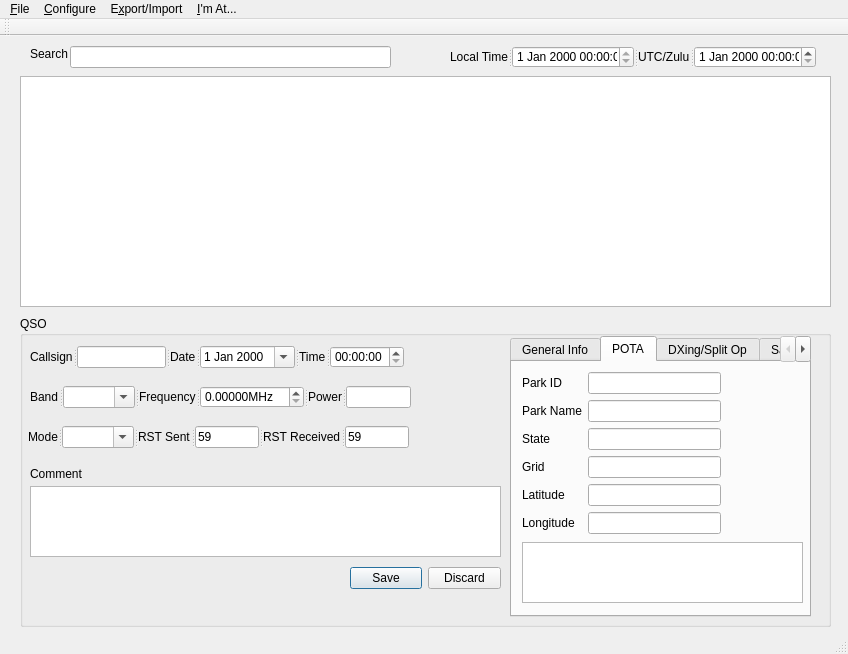
Before: the Qt Designer form qsologmainwindow.ui in fiacobelli/qsolog, drawn with Qt 5.
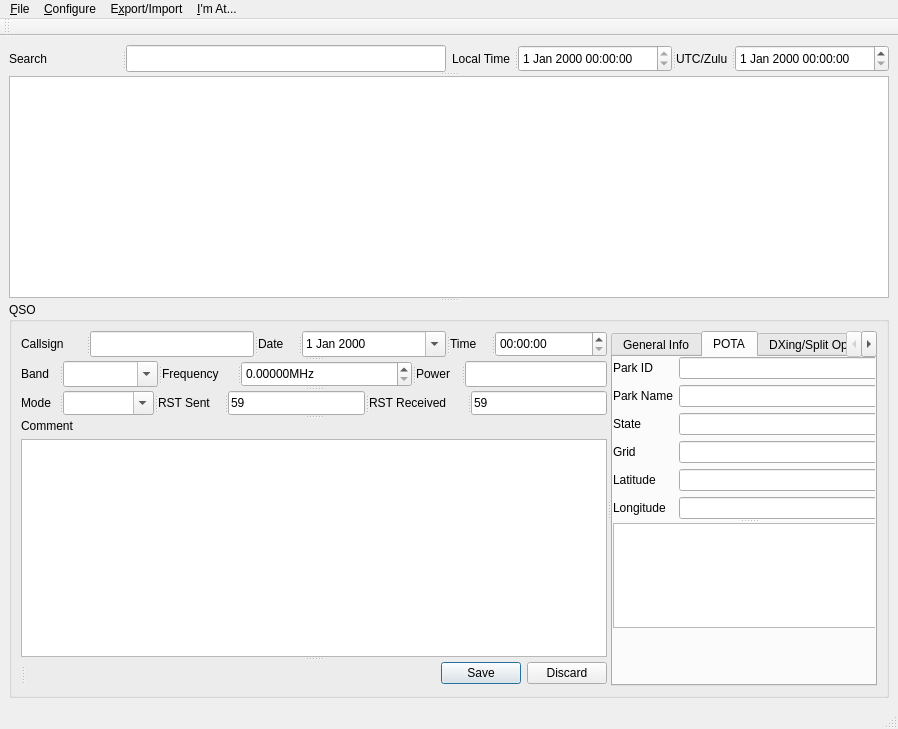
After: the same form once the commit is applied. The open tabs and pages were chosen to show the change.

Commit message: layout expands now

```diff
--- a/qsologmainwindow.ui
+++ b/qsologmainwindow.ui
@@ -6,58 +6,298 @@
    <rect>
     <x>0</x>
     <y>0</y>
-    <width>848</width>
-    <height>654</height>
+    <width>898</width>
+    <height>729</height>
    </rect>
   </property>
   <property name="windowTitle">
    <string>MainWindow</string>
   </property>
   <widget class="QWidget" name="centralwidget">
-   <widget class="QLineEdit" name="searchLineEdit">
-    <property name="geometry">
-     <rect>
-      <x>70</x>
-      <y>10</y>
-      <width>321</width>
-      <height>22</height>
-     </rect>
-    </property>
-   </widget>
+   <property name="enabled">
+    <bool>true</bool>
+   </property>
+   <property name="sizePolicy">
+    <sizepolicy hsizetype="Expanding" vsizetype="Expanding">
+     <horstretch>0</horstretch>
+     <verstretch>0</verstretch>
+    </sizepolicy>
+   </property>
+   <property name="layoutDirection">
+    <enum>Qt::LeftToRight</enum>
+   </property>
+   <layout class="QVBoxLayout" name="verticalLayout_2">
+    <item>
+     <widget class="QSplitter" name="splitter_6">
+      <property name="sizePolicy">
+       <sizepolicy hsizetype="Expanding" vsizetype="Expanding">
+        <horstretch>0</horstretch>
+        <verstretch>0</verstretch>
+       </sizepolicy>
+      </property>
+      <property name="orientation">
+       <enum>Qt::Vertical</enum>
+      </property>
+      <widget class="QWidget" name="">
+       <layout class="QHBoxLayout" name="horizontalLayout">
+        <item>
+         <widget class="QSplitter" name="splitter_5">
+          <property name="orientation">
+           <enum>Qt::Horizontal</enum>
+          </property>
    <widget class="QLabel" name="label_13">
-    <property name="geometry">
-     <rect>
-      <x>30</x>
-      <y>10</y>
-      <width>49</width>
-      <height>16</height>
-     </rect>
-    </property>
     <property name="text">
      <string>Search</string>
     </property>
    </widget>
+          <widget class="QLineEdit" name="searchLineEdit"/>
+         </widget>
+        </item>
+        <item>
+         <widget class="QSplitter" name="splitter_3">
+          <property name="orientation">
+           <enum>Qt::Horizontal</enum>
+          </property>
+          <widget class="QLabel" name="label_14">
+           <property name="text">
+            <string>Local Time</string>
+           </property>
+          </widget>
+          <widget class="QDateTimeEdit" name="localDateTimeEdit">
+           <property name="readOnly">
+            <bool>true</bool>
+           </property>
+          </widget>
+          <widget class="QLabel" name="label_15">
+           <property name="text">
+            <string>UTC/Zulu</string>
+           </property>
+          </widget>
+          <widget class="QDateTimeEdit" name="zuluDateTimeEdit">
+           <property name="timeSpec">
+            <enum>Qt::UTC</enum>
+           </property>
+          </widget>
+         </widget>
+        </item>
+       </layout>
+      </widget>
+      <widget class="QTableView" name="logListTableView">
+       <property name="sizePolicy">
+        <sizepolicy hsizetype="Expanding" vsizetype="Preferred">
+         <horstretch>0</horstretch>
+         <verstretch>0</verstretch>
+        </sizepolicy>
+       </property>
+      </widget>
    <widget class="QGroupBox" name="groupBox">
-    <property name="geometry">
-     <rect>
-      <x>20</x>
-      <y>280</y>
-      <width>811</width>
-      <height>311</height>
-     </rect>
-    </property>
     <property name="title">
      <string>QSO</string>
     </property>
+       <layout class="QVBoxLayout" name="verticalLayout_3">
+        <item>
+         <widget class="QSplitter" name="splitter_9">
+          <property name="sizePolicy">
+           <sizepolicy hsizetype="Expanding" vsizetype="Preferred">
+            <horstretch>0</horstretch>
+            <verstretch>0</verstretch>
+           </sizepolicy>
+          </property>
+          <property name="orientation">
+           <enum>Qt::Horizontal</enum>
+          </property>
+          <widget class="QSplitter" name="splitter_8">
+           <property name="orientation">
+            <enum>Qt::Vertical</enum>
+           </property>
+           <widget class="QSplitter" name="splitter">
+            <property name="orientation">
+             <enum>Qt::Horizontal</enum>
+            </property>
+            <widget class="QLabel" name="label">
+             <property name="text">
+              <string>Callsign</string>
+             </property>
+            </widget>
+            <widget class="QLineEdit" name="theirCallLineEdit">
+             <property name="toolTip">
+              <string>Enter the contact's callsign</string>
+             </property>
+            </widget>
+            <widget class="QLabel" name="label_2">
+             <property name="text">
+              <string>Date</string>
+             </property>
+            </widget>
+            <widget class="QDateEdit" name="dateEdit">
+             <property name="toolTip">
+              <string>Enter this qso date</string>
+             </property>
+             <property name="calendarPopup">
+              <bool>true</bool>
+             </property>
+            </widget>
+            <widget class="QLabel" name="label_6">
+             <property name="text">
+              <string>Time</string>
+             </property>
+            </widget>
+            <widget class="QTimeEdit" name="timeEdit">
+             <property name="toolTip">
+              <string>Enter this qso start time</string>
+             </property>
+            </widget>
+           </widget>
+           <widget class="QSplitter" name="splitter_4">
+            <property name="orientation">
+             <enum>Qt::Horizontal</enum>
+            </property>
+            <widget class="QLabel" name="label_3">
+             <property name="text">
+              <string>Band</string>
+             </property>
+            </widget>
+            <widget class="QComboBox" name="bandComboBox">
+             <property name="sizePolicy">
+              <sizepolicy hsizetype="MinimumExpanding" vsizetype="Fixed">
+               <horstretch>0</horstretch>
+               <verstretch>0</verstretch>
+              </sizepolicy>
+             </property>
+             <property name="toolTip">
+              <string>Select this QSO's band</string>
+             </property>
+             <property name="statusTip">
+              <string/>
+             </property>
+             <property name="editable">
+              <bool>true</bool>
+             </property>
+            </widget>
+            <widget class="QLabel" name="label_9">
+             <property name="text">
+              <string>Frequency</string>
+             </property>
+            </widget>
+            <widget class="QDoubleSpinBox" name="frequencyDoubleSpinBox">
+             <property name="sizePolicy">
+              <sizepolicy hsizetype="Maximum" vsizetype="Fixed">
+               <horstretch>0</horstretch>
+               <verstretch>0</verstretch>
+              </sizepolicy>
+             </property>
+             <property name="toolTip">
+              <string>Enter the receive frequency in MHz (e.g. 7.125)</string>
+             </property>
+             <property name="prefix">
+              <string/>
+             </property>
+             <property name="suffix">
+              <string>MHz</string>
+             </property>
+             <property name="decimals">
+              <number>5</number>
+             </property>
+             <property name="maximum">
+              <double>7500000.990000000223517</double>
+             </property>
+            </widget>
+            <widget class="QLabel" name="label_33">
+             <property name="text">
+              <string>Power</string>
+             </property>
+            </widget>
+            <widget class="QLineEdit" name="powerLineEdit">
+             <property name="toolTip">
+              <string>Enter the power in Watts</string>
+             </property>
+            </widget>
+           </widget>
+           <widget class="QSplitter" name="splitter_2">
+            <property name="orientation">
+             <enum>Qt::Horizontal</enum>
+            </property>
+            <widget class="QLabel" name="label_4">
+             <property name="text">
+              <string>Mode</string>
+             </property>
+            </widget>
+            <widget class="QComboBox" name="modeComboBox">
+             <property name="toolTip">
+              <string>Enter the mode of operation</string>
+             </property>
+             <property name="statusTip">
+              <string/>
+             </property>
+             <property name="editable">
+              <bool>true</bool>
+             </property>
+            </widget>
+            <widget class="QLabel" name="label_11">
+             <property name="text">
+              <string>RST Sent</string>
+             </property>
+            </widget>
+            <widget class="QLineEdit" name="RSTSendLineEdit">
+             <property name="toolTip">
+              <string>The RST you sent them</string>
+             </property>
+             <property name="text">
+              <string>59</string>
+             </property>
+            </widget>
+            <widget class="QLabel" name="label_12">
+             <property name="text">
+              <string>RST Received</string>
+             </property>
+            </widget>
+            <widget class="QLineEdit" name="RSTReceivedLineEdit">
+             <property name="toolTip">
+              <string>The RST you received from them</string>
+             </property>
+             <property name="text">
+              <string>59</string>
+             </property>
+            </widget>
+           </widget>
+           <widget class="QWidget" name="">
+            <layout class="QVBoxLayout" name="verticalLayout">
+             <item>
+              <widget class="QLabel" name="label_5">
+               <property name="text">
+                <string>Comment</string>
+               </property>
+              </widget>
+             </item>
+             <item>
+              <widget class="QPlainTextEdit" name="commentsPlainTextEdit">
+               <property name="toolTip">
+                <string>Any comments?</string>
+               </property>
+              </widget>
+             </item>
+            </layout>
+           </widget>
+           <widget class="QSplitter" name="splitter_7">
+            <property name="orientation">
+             <enum>Qt::Horizontal</enum>
+            </property>
+            <widget class="QDialogButtonBox" name="updateButtonBox">
+             <property name="standardButtons">
+              <set>QDialogButtonBox::NoButton</set>
+             </property>
+            </widget>
+            <widget class="QDialogButtonBox" name="saveQSOButtonBox">
+             <property name="toolTip">
+              <string>Save or discard this entry</string>
+             </property>
+             <property name="standardButtons">
+              <set>QDialogButtonBox::Discard|QDialogButtonBox::Save</set>
+             </property>
+            </widget>
+           </widget>
+          </widget>
     <widget class="QTabWidget" name="specialFieldsTabWidget">
-     <property name="geometry">
-      <rect>
-       <x>490</x>
-       <y>20</y>
-       <width>301</width>
-       <height>281</height>
-      </rect>
-     </property>
      <property name="currentIndex">
       <number>1</number>
      </property>
@@ -199,16 +439,29 @@
       <attribute name="toolTip">
        <string>Fields that help hunting POTA activators</string>
       </attribute>
-      <widget class="QWidget" name="layoutWidget">
+            <widget class="QSplitter" name="splitter_10">
        <property name="geometry">
         <rect>
-         <x>10</x>
-         <y>10</y>
-         <width>199</width>
-         <height>164</height>
-        </rect>
-       </property>
+               <x>0</x>
+               <y>0</y>
+               <width>271</width>
+               <height>271</height>
+              </rect>
+             </property>
+             <property name="sizePolicy">
+              <sizepolicy hsizetype="Expanding" vsizetype="Expanding">
+               <horstretch>0</horstretch>
+               <verstretch>0</verstretch>
+              </sizepolicy>
+             </property>
+             <property name="orientation">
+              <enum>Qt::Vertical</enum>
+             </property>
+             <widget class="QWidget" name="layoutWidget">
        <layout class="QFormLayout" name="formLayout">
+               <property name="fieldGrowthPolicy">
+                <enum>QFormLayout::ExpandingFieldsGrow</enum>
+               </property>
         <item row="0" column="0">
          <widget class="QLabel" name="label_10">
           <property name="text">
@@ -295,15 +548,7 @@
         </item>
        </layout>
       </widget>
-      <widget class="QListView" name="potaSpotsListView">
-       <property name="geometry">
-        <rect>
-         <x>10</x>
-         <y>180</y>
-         <width>281</width>
-         <height>61</height>
-        </rect>
-       </property>
+             <widget class="QListView" name="potaSpotsListView"/>
       </widget>
      </widget>
      <widget class="QWidget" name="splitTab">
@@ -468,279 +713,13 @@
       </widget>
      </widget>
     </widget>
-    <widget class="QSplitter" name="splitter_2">
-     <property name="geometry">
-      <rect>
-       <x>8</x>
-       <y>110</y>
-       <width>381</width>
-       <height>22</height>
-      </rect>
-     </property>
-     <property name="orientation">
-      <enum>Qt::Horizontal</enum>
-     </property>
-     <widget class="QLabel" name="label_4">
-      <property name="text">
-       <string>Mode</string>
-      </property>
-     </widget>
-     <widget class="QComboBox" name="modeComboBox">
-      <property name="toolTip">
-       <string>Enter the mode of operation</string>
-      </property>
-      <property name="statusTip">
-       <string/>
-      </property>
-      <property name="editable">
-       <bool>true</bool>
-      </property>
-     </widget>
-     <widget class="QLabel" name="label_11">
-      <property name="text">
-       <string>RST Sent</string>
-      </property>
+         </widget>
+        </item>
+       </layout>
+      </widget>
      </widget>
-     <widget class="QLineEdit" name="RSTSendLineEdit">
-      <property name="toolTip">
-       <string>The RST you sent them</string>
-      </property>
-      <property name="text">
-       <string>59</string>
-      </property>
-     </widget>
-     <widget class="QLabel" name="label_12">
-      <property name="text">
-       <string>RST Received</string>
-      </property>
-     </widget>
-     <widget class="QLineEdit" name="RSTReceivedLineEdit">
-      <property name="toolTip">
-       <string>The RST you received from them</string>
-      </property>
-      <property name="text">
-       <string>59</string>
-      </property>
-     </widget>
-    </widget>
-    <widget class="QSplitter" name="splitter">
-     <property name="geometry">
-      <rect>
-       <x>10</x>
-       <y>30</y>
-       <width>374</width>
-       <height>22</height>
-      </rect>
-     </property>
-     <property name="orientation">
-      <enum>Qt::Horizontal</enum>
-     </property>
-     <widget class="QLabel" name="label">
-      <property name="text">
-       <string>Callsign</string>
-      </property>
-     </widget>
-     <widget class="QLineEdit" name="theirCallLineEdit">
-      <property name="toolTip">
-       <string>Enter the contact's callsign</string>
-      </property>
-     </widget>
-     <widget class="QLabel" name="label_2">
-      <property name="text">
-       <string>Date</string>
-      </property>
-     </widget>
-     <widget class="QDateEdit" name="dateEdit">
-      <property name="toolTip">
-       <string>Enter this qso date</string>
-      </property>
-      <property name="calendarPopup">
-       <bool>true</bool>
-      </property>
-     </widget>
-     <widget class="QLabel" name="label_6">
-      <property name="text">
-       <string>Time</string>
-      </property>
-     </widget>
-     <widget class="QTimeEdit" name="timeEdit">
-      <property name="toolTip">
-       <string>Enter this qso start time</string>
-      </property>
-     </widget>
-    </widget>
-    <widget class="QDialogButtonBox" name="saveQSOButtonBox">
-     <property name="geometry">
-      <rect>
-       <x>330</x>
-       <y>250</y>
-       <width>151</width>
-       <height>24</height>
-      </rect>
-     </property>
-     <property name="toolTip">
-      <string>Save or discard this entry</string>
-     </property>
-     <property name="standardButtons">
-      <set>QDialogButtonBox::Discard|QDialogButtonBox::Save</set>
-     </property>
-    </widget>
-    <widget class="QPlainTextEdit" name="commentsPlainTextEdit">
-     <property name="geometry">
-      <rect>
-       <x>10</x>
-       <y>170</y>
-       <width>471</width>
-       <height>71</height>
-      </rect>
-     </property>
-     <property name="toolTip">
-      <string>Any comments?</string>
-     </property>
-    </widget>
-    <widget class="QLabel" name="label_5">
-     <property name="geometry">
-      <rect>
-       <x>10</x>
-       <y>150</y>
-       <width>61</width>
-       <height>16</height>
-      </rect>
-     </property>
-     <property name="text">
-      <string>Comment</string>
-     </property>
-    </widget>
-    <widget class="QDialogButtonBox" name="updateButtonBox">
-     <property name="geometry">
-      <rect>
-       <x>10</x>
-       <y>250</y>
-       <width>156</width>
-       <height>24</height>
-      </rect>
-     </property>
-     <property name="standardButtons">
-      <set>QDialogButtonBox::NoButton</set>
-     </property>
-    </widget>
-    <widget class="QSplitter" name="splitter_4">
-     <property name="geometry">
-      <rect>
-       <x>10</x>
-       <y>70</y>
-       <width>381</width>
-       <height>22</height>
-      </rect>
-     </property>
-     <property name="orientation">
-      <enum>Qt::Horizontal</enum>
-     </property>
-     <widget class="QLabel" name="label_3">
-      <property name="text">
-       <string>Band</string>
-      </property>
-     </widget>
-     <widget class="QComboBox" name="bandComboBox">
-      <property name="sizePolicy">
-       <sizepolicy hsizetype="MinimumExpanding" vsizetype="Fixed">
-        <horstretch>0</horstretch>
-        <verstretch>0</verstretch>
-       </sizepolicy>
-      </property>
-      <property name="toolTip">
-       <string>Select this QSO's band</string>
-      </property>
-      <property name="statusTip">
-       <string/>
-      </property>
-      <property name="editable">
-       <bool>true</bool>
-      </property>
-     </widget>
-     <widget class="QLabel" name="label_9">
-      <property name="text">
-       <string>Frequency</string>
-      </property>
-     </widget>
-     <widget class="QDoubleSpinBox" name="frequencyDoubleSpinBox">
-      <property name="sizePolicy">
-       <sizepolicy hsizetype="Maximum" vsizetype="Fixed">
-        <horstretch>0</horstretch>
-        <verstretch>0</verstretch>
-       </sizepolicy>
-      </property>
-      <property name="toolTip">
-       <string>Enter the receive frequency in MHz (e.g. 7.125)</string>
-      </property>
-      <property name="prefix">
-       <string/>
-      </property>
-      <property name="suffix">
-       <string>MHz</string>
-      </property>
-      <property name="decimals">
-       <number>5</number>
-      </property>
-      <property name="maximum">
-       <double>7500000.990000000223517</double>
-      </property>
-     </widget>
-     <widget class="QLabel" name="label_33">
-      <property name="text">
-       <string>Power</string>
-      </property>
-     </widget>
-     <widget class="QLineEdit" name="powerLineEdit">
-      <property name="toolTip">
-       <string>Enter the power in Watts</string>
-      </property>
-     </widget>
-    </widget>
-   </widget>
-   <widget class="QTableView" name="logListTableView">
-    <property name="geometry">
-     <rect>
-      <x>20</x>
-      <y>40</y>
-      <width>811</width>
-      <height>231</height>
-     </rect>
-    </property>
-   </widget>
-   <widget class="QSplitter" name="splitter_3">
-    <property name="geometry">
-     <rect>
-      <x>450</x>
-      <y>10</y>
-      <width>367</width>
-      <height>22</height>
-     </rect>
-    </property>
-    <property name="orientation">
-     <enum>Qt::Horizontal</enum>
-    </property>
-    <widget class="QLabel" name="label_14">
-     <property name="text">
-      <string>Local Time</string>
-     </property>
-    </widget>
-    <widget class="QDateTimeEdit" name="localDateTimeEdit">
-     <property name="readOnly">
-      <bool>true</bool>
-     </property>
-    </widget>
-    <widget class="QLabel" name="label_15">
-     <property name="text">
-      <string>UTC/Zulu</string>
-     </property>
-    </widget>
-    <widget class="QDateTimeEdit" name="zuluDateTimeEdit">
-     <property name="timeSpec">
-      <enum>Qt::UTC</enum>
-     </property>
-    </widget>
-   </widget>
+    </item>
+   </layout>
    <zorder>groupBox</zorder>
    <zorder>splitter_3</zorder>
    <zorder>searchLineEdit</zorder>
@@ -752,8 +731,8 @@
     <rect>
      <x>0</x>
      <y>0</y>
-     <width>848</width>
-     <height>22</height>
+     <width>898</width>
+     <height>24</height>
     </rect>
    </property>
    <widget class="QMenu" name="menu_File">
```
Left out of the diff: 87 changed lines with no effect on the pictures. Lines whose indentation alone changed are shown as unchanged. The commit also changes 3 other files.
